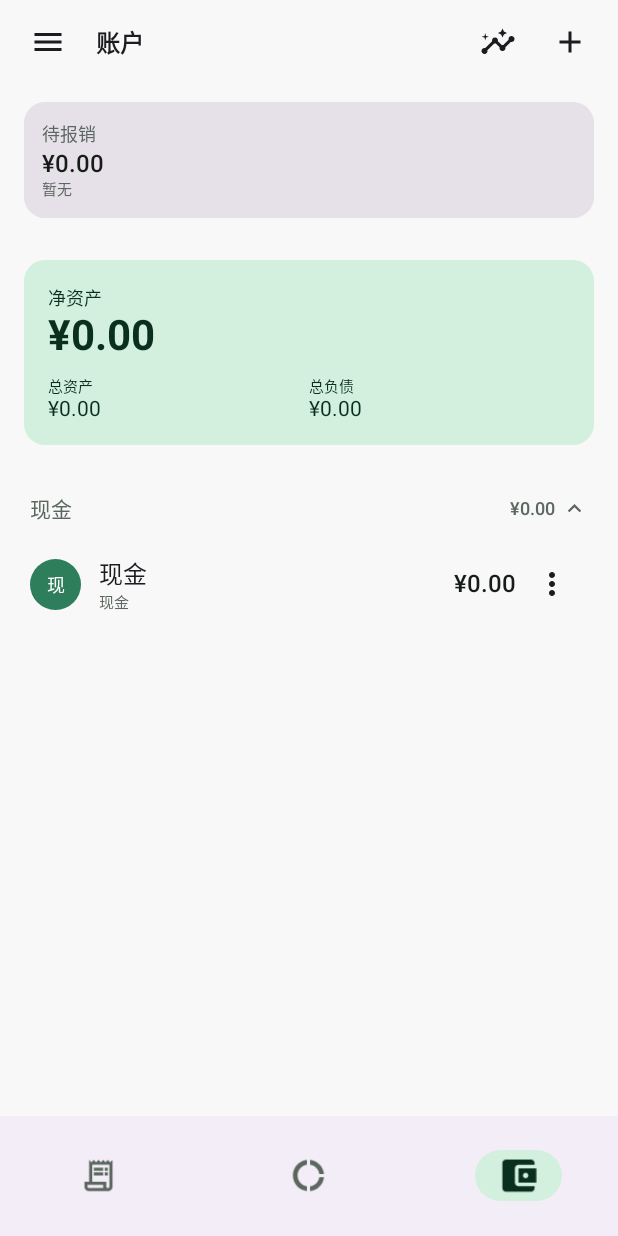
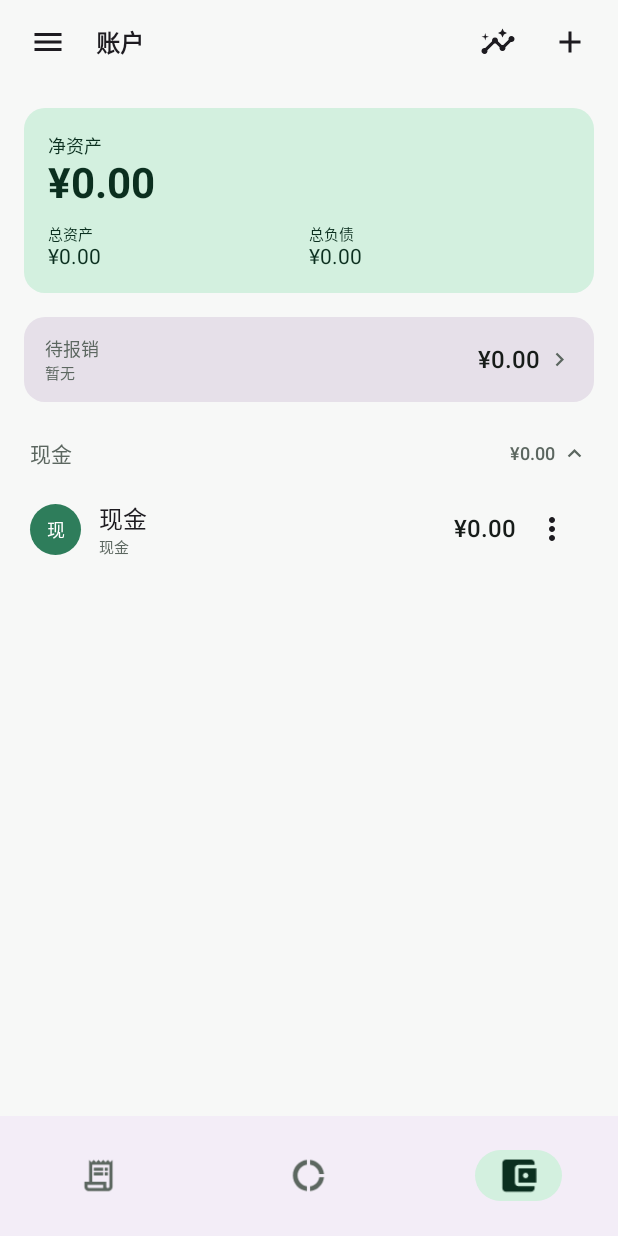
Before and after one commit to SufRley/-, an Android app built with Jetpack Compose: the AccountListScreen screen opened through its navigation route, on a phone screen of 412 x 824 dp. Run offline under Robolectric (Android 15) with nearby library versions, the phone set to English and light mode, and no system bars; our stand-ins replace Dagger/Hilt's generated code, Room's generated code.

Commit message:
feat(accounts): 净资产卡上移到顶部，待报销改整宽横条；首页撤掉备份提示
- 账户页顺序改为 净资产 → 待报销 → 分组，主信息在首屏
- 待报销原本是半宽小卡，对调后会右半留白，改为整宽一行（标题 / 金额 / 笔数 / 箭头）
- 删除 LedgerUiState.backupHint 与首页提示条，LedgerViewModel 不再依赖 SettingsRepository
- 备份入口保留在抽屉；needsBackupReminder 与设置开关不动（后台提醒还要用）

PRD v1.9.5 第 6、7 条

```diff
--- a/app/src/main/java/com/xxjz/ledger/feature/account/AccountListScreen.kt
+++ b/app/src/main/java/com/xxjz/ledger/feature/account/AccountListScreen.kt
@@ -21,6 +21,7 @@ import androidx.compose.foundation.verticalScroll
 import androidx.compose.material.icons.Icons
 import androidx.compose.material.icons.automirrored.outlined.ArrowBack
 import androidx.compose.material.icons.outlined.Add
+import androidx.compose.material.icons.outlined.ChevronRight
 import androidx.compose.material.icons.outlined.ExpandLess
 import androidx.compose.material.icons.outlined.ExpandMore
 import androidx.compose.material.icons.outlined.Insights
@@ -102,14 +103,16 @@ fun AccountListScreen(
                 onCreate = { creating = true },
             )
             Column(Modifier.fillMaxSize().verticalScroll(rememberScrollState())) {
-                EntryCards(
-                    reimbursement = state.reimbursement,
-                    onOpenReimbursement = onOpenReimbursement,
-                )
+                // 净资产在顶、待报销在下（v1.9.5 第 6 条）：净资产是这一页的主信息，
+                // 待报销只是个二级入口，主信息不该被一个入口挤到第二屏
                 AssetCard(
                     assets = state.summary.assets,
                     liabilities = state.summary.liabilities,
                     net = state.summary.net,
+                )
+                ReimbursementStrip(
+                    reimbursement = state.reimbursement,
+                    onOpenReimbursement = onOpenReimbursement,
                 )
                 if (state.groups.isEmpty() && !state.loading) {
                     EmptyState(
@@ -231,43 +234,54 @@ private fun AccountHeader(
     )
 }
 
+/**
+ * 待报销入口：整宽横条（v1.9.5 第 6 条）。
+ *
+ * 与净资产卡对调后，原来那张半宽小卡会独占一行、右半留白，看起来像布局漏了东西。
+ * 改成「左标题、右金额与笔数、末尾箭头」的一行，与抽屉式入口的形态一致。
+ */
 @Composable
-private fun EntryCards(
+private fun ReimbursementStrip(
     reimbursement: EntryCardState,
     onOpenReimbursement: () -> Unit,
 ) {
-    Row(
-        modifier = Modifier.fillMaxWidth().padding(horizontal = 16.dp, vertical = 12.dp),
-        horizontalArrangement = Arrangement.spacedBy(12.dp),
+    Card(
+        onClick = onOpenReimbursement,
+        modifier =
+            Modifier
+                .fillMaxWidth()
+                .padding(horizontal = 16.dp)
+                .padding(bottom = 8.dp)
+                .testTag("entry_reimbursement"),
     ) {
-        EntryCard(
-            title = "待报销",
-            value = reimbursement.amountCents,
-            subtitle = if (reimbursement.count == 0) "暂无" else "${reimbursement.count} 笔待处理",
-            onClick = onOpenReimbursement,
-            modifier = Modifier.weight(1f).testTag("entry_reimbursement"),
-        )
-    }
-}
-
-@Composable
-private fun EntryCard(
-    title: String,
-    value: Long,
-    subtitle: String,
-    onClick: () -> Unit,
-    modifier: Modifier = Modifier,
-) {
-    Card(onClick = onClick, modifier = modifier) {
-        Column(Modifier.padding(12.dp)) {
-            Text(title, style = MaterialTheme.typography.labelMedium, color = MaterialTheme.colorScheme.onSurfaceVariant)
+        Row(
+            modifier = Modifier.fillMaxWidth().padding(horizontal = 14.dp, vertical = 12.dp),
+            verticalAlignment = Alignment.CenterVertically,
+        ) {
+            Column(Modifier.weight(1f)) {
+                Text("待报销", style = MaterialTheme.typography.labelMedium, color = MaterialTheme.colorScheme.onSurfaceVariant)
+                Text(
+                    text =
+                        if (reimbursement.count == 0) {
+                            "暂无"
+                        } else {
+                            "${reimbursement.count} 笔待处理"
+                        },
+                    style = MaterialTheme.typography.labelSmall,
+                    color = MaterialTheme.colorScheme.onSurfaceVariant,
+                )
+            }
             Text(
-                text = "¥${MoneyFormatter.centsToYuan(value)}",
+                text = "¥${MoneyFormatter.centsToYuan(reimbursement.amountCents)}",
                 style = MaterialTheme.typography.titleMedium,
                 fontWeight = FontWeight.SemiBold,
-                modifier = Modifier.padding(top = 2.dp),
             )
-            Text(subtitle, style = MaterialTheme.typography.labelSmall, color = MaterialTheme.colorScheme.onSurfaceVariant)
+            Icon(
+                imageVector = Icons.Outlined.ChevronRight,
+                contentDescription = null,
+                tint = MaterialTheme.colorScheme.onSurfaceVariant,
+                modifier = Modifier.padding(start = 4.dp).size(18.dp),
+            )
         }
     }
 }
--- a/app/src/main/java/com/xxjz/ledger/feature/ledger/LedgerScreen.kt
+++ b/app/src/main/java/com/xxjz/ledger/feature/ledger/LedgerScreen.kt
@@ -39,7 +39,6 @@ import androidx.compose.material3.SnackbarHost
 import androidx.compose.material3.SnackbarHostState
 import androidx.compose.material3.Surface
 import androidx.compose.material3.Text
-import androidx.compose.material3.TextButton
 import androidx.compose.runtime.Composable
 import androidx.compose.runtime.LaunchedEffect
 import androidx.compose.runtime.getValue
@@ -79,7 +78,6 @@ data class LedgerNav(
     val onUseTemplate: (String) -> Unit = {},
     val onOpenSearch: () -> Unit = {},
     val onOpenCalendar: () -> Unit = {},
-    val onOpenBackup: () -> Unit = {},
     val onOpenBudget: () -> Unit = {},
     val onMenu: () -> Unit = {},
     val onOpenReimbursement: () -> Unit = {},
@@ -99,7 +97,6 @@ fun LedgerScreen(
     val onEdit = nav.onEditTxn
     val onOpenSearch = nav.onOpenSearch
     val onOpenCalendar = nav.onOpenCalendar
-    val onOpenBackup = nav.onOpenBackup
     val onOpenReimbursement = nav.onOpenReimbursement
     val onOpenBudget = nav.onOpenBudget
     val onMenu = nav.onMenu
@@ -140,29 +137,6 @@ fun LedgerScreen(
                 onCalendar = onOpenCalendar,
                 onMenu = onMenu,
             )
-            state.backupHint?.let { hint ->
-                Row(
-                    modifier =
-                        Modifier
-                            .fillMaxWidth()
-                            .padding(horizontal = 12.dp)
-                            .clip(RoundedCornerShape(10.dp))
-                            .background(MaterialTheme.colorScheme.secondaryContainer)
-                            .padding(horizontal = 12.dp, vertical = 8.dp)
-                            .testTag("home_backup_hint"),
-                    verticalAlignment = Alignment.CenterVertically,
-                ) {
-                    Text(
-                        hint,
-                        style = MaterialTheme.typography.bodySmall,
-                        color = MaterialTheme.colorScheme.onSecondaryContainer,
-                        modifier = Modifier.weight(1f),
-                    )
-                    TextButton(onClick = onOpenBackup, modifier = Modifier.testTag("home_backup_action")) {
-                        Text("去备份")
-                    }
-                }
-            }
             SummaryCard(
                 income = state.income,
                 expense = state.expense,
--- a/app/src/main/java/com/xxjz/ledger/feature/ledger/LedgerViewModel.kt
+++ b/app/src/main/java/com/xxjz/ledger/feature/ledger/LedgerViewModel.kt
@@ -3,8 +3,6 @@ package com.xxjz.ledger.feature.ledger
 import androidx.lifecycle.ViewModel
 import androidx.lifecycle.viewModelScope
 import com.xxjz.ledger.core.common.DateUtils
-import com.xxjz.ledger.data.datastore.SettingsRepository
-import com.xxjz.ledger.data.datastore.needsBackupReminder
 import com.xxjz.ledger.data.local.seed.SeedData
 import com.xxjz.ledger.domain.model.Template
 import com.xxjz.ledger.domain.model.Txn
@@ -41,8 +39,6 @@ data class LedgerUiState(
     val pendingCount: Int = 0,
     val templates: List<Template> = emptyList(),
     val loading: Boolean = true,
-    /** 超过 7 天没备份时在首页顶部提示（M8-T8）。 */
-    val backupHint: String? = null,
     /** 底部预算概览卡（v1.8.0 / PRD F4）。 */
     val budget: BudgetCardState = BudgetCardState(),
 ) {
@@ -62,7 +58,6 @@ class LedgerViewModel
         private val txnRepository: TxnRepository,
         private val categoryRepository: CategoryRepository,
         private val templateRepository: TemplateRepository,
-        private val settings: SettingsRepository,
         private val budgetForMonth: com.xxjz.ledger.domain.usecase.GetBudgetForMonthUseCase,
         private val accountRepository: AccountRepository,
     ) : ViewModel() {
@@ -84,12 +79,12 @@ class LedgerViewModel
                             categoryRepository.observeAll(),
                             accountRepository.observeWithBalances(),
                         ) { txns, categories, accounts -> Triple(txns, categories, accounts) }
+                    // 备份提示已从首页撤掉（v1.9.5 第 7 条），settings 流不再参与组装
                     combine(
                         core,
                         templateRepository.observeAll(),
-                        settings.settings,
                         budgetForMonth.observe(DateUtils.monthKeyOf(ym.atDay(1))),
-                    ) { (txns, categories, accounts), templates, pref, budgets ->
+                    ) { (txns, categories, accounts), templates, budgets ->
                         val map = categories.associateBy { it.id }
                         val groups = LedgerGrouper.group(txns, map, accounts = accounts.associateBy { it.id })
                         val counted = txns.filter { !it.excludedFromStats }
@@ -115,12 +110,6 @@ class LedgerViewModel
                                     measuredExpense = expenseSum,
                                 ),
                             loading = false,
-                            backupHint =
-                                if (needsBackupReminder(pref.backupReminderEnabled, pref.lastBackupAt, System.currentTimeMillis())) {
-                                    if (pref.lastBackupAt <= 0) "还没有备份过，建议去「我的 → 备份与恢复」导出一份" else "距上次备份已超过 7 天"
-                                } else {
-                                    null
-                                },
                         )
                     }
                 }.stateIn(
--- a/app/src/main/java/com/xxjz/ledger/navigation/AppNavGraph.kt
+++ b/app/src/main/java/com/xxjz/ledger/navigation/AppNavGraph.kt
@@ -93,7 +93,6 @@ internal fun NavGraphBuilder.appNavGraph(
                     onUseTemplate = { id -> navController.navigate(Routes.editor(templateId = id)) },
                     onOpenSearch = { navController.navigate(Routes.SEARCH) },
                     onOpenCalendar = { navController.navigate(Routes.CALENDAR) },
-                    onOpenBackup = { navController.navigate(Routes.BACKUP) },
                     onOpenBudget = { navController.navigate(Routes.BUDGET) },
                     onMenu = onMenuClick,
                     onOpenReimbursement = { navController.navigate(Routes.REIMBURSEMENT) },
```
Also changed, not shown: 3 other files.
